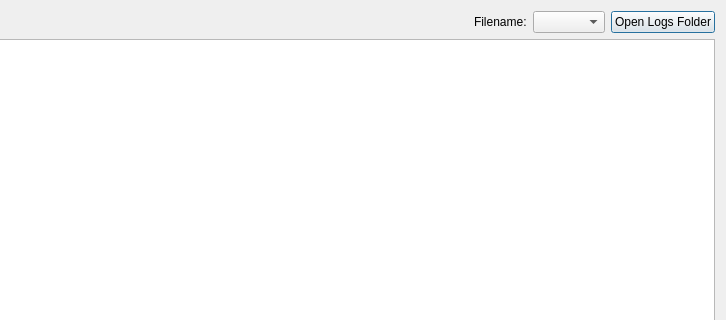
Qt form app/dialogthreddslogs.ui (DFO-Ocean-Navigator/Navigator2Go) before a commit; both pictures show x 234 to 960 and y 0 to 320 of the 960 by 540 pixel window.
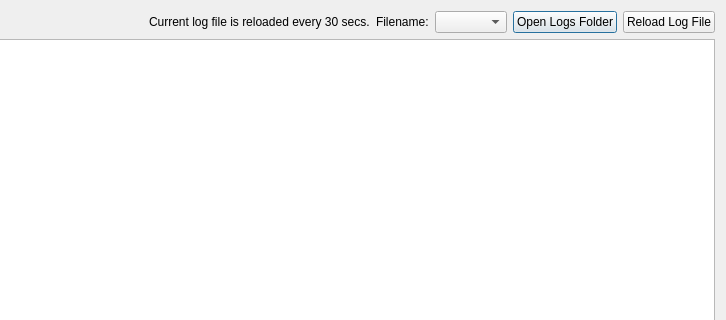
The same form after that commit. Icons and pictures are not drawn.

Commit message: Added button to reload log file.

What changed in the file:
```diff
--- a/app/dialogthreddslogs.ui
+++ b/app/dialogthreddslogs.ui
@@ -48,6 +48,13 @@
        </property>
       </spacer>
      </item>
+     <item>
+      <widget class="QLabel" name="label_2">
+       <property name="text">
+        <string>Current log file is reloaded every 30 secs.</string>
+       </property>
+      </widget>
+     </item>
      <item>
       <widget class="QLabel" name="label">
        <property name="text">
@@ -69,6 +76,17 @@
        </property>
       </widget>
      </item>
+     <item>
+      <widget class="QPushButton" name="pushButtonReloadLogFile">
+       <property name="text">
+        <string>Reload Log File</string>
+       </property>
+       <property name="icon">
+        <iconset resource="resources.qrc">
+         <normaloff>:/icons/icons/sync.png</normaloff>:/icons/icons/sync.png</iconset>
+       </property>
+      </widget>
+     </item>
     </layout>
    </item>
    <item>
```
The commit also changes 2 other files.
